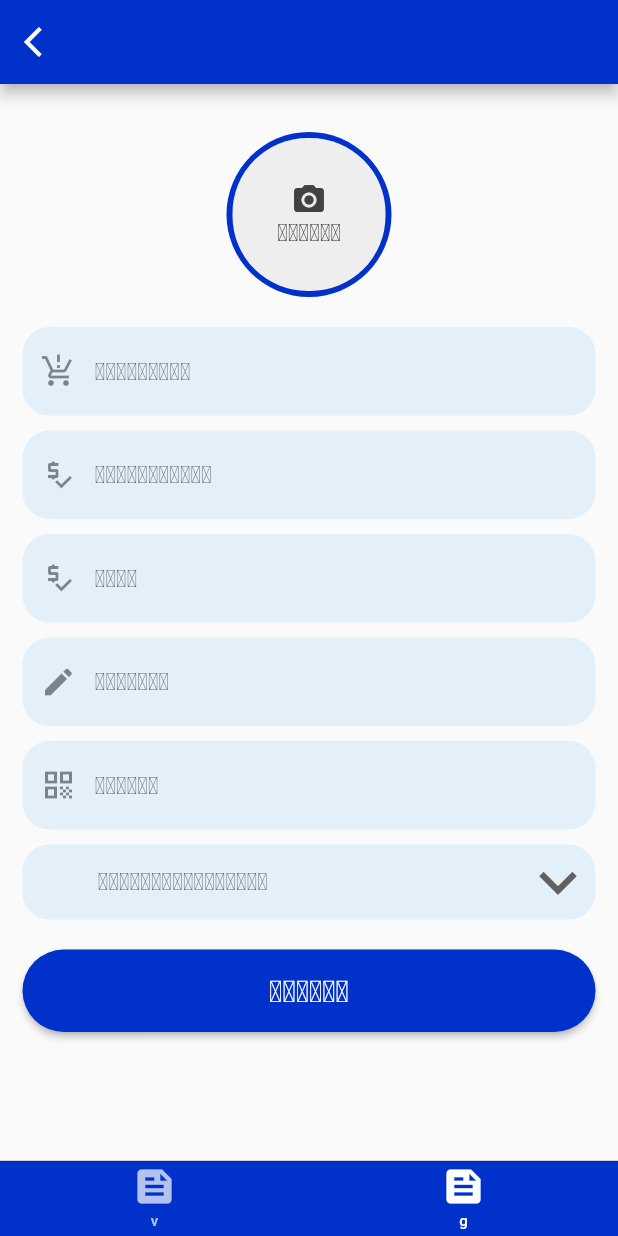
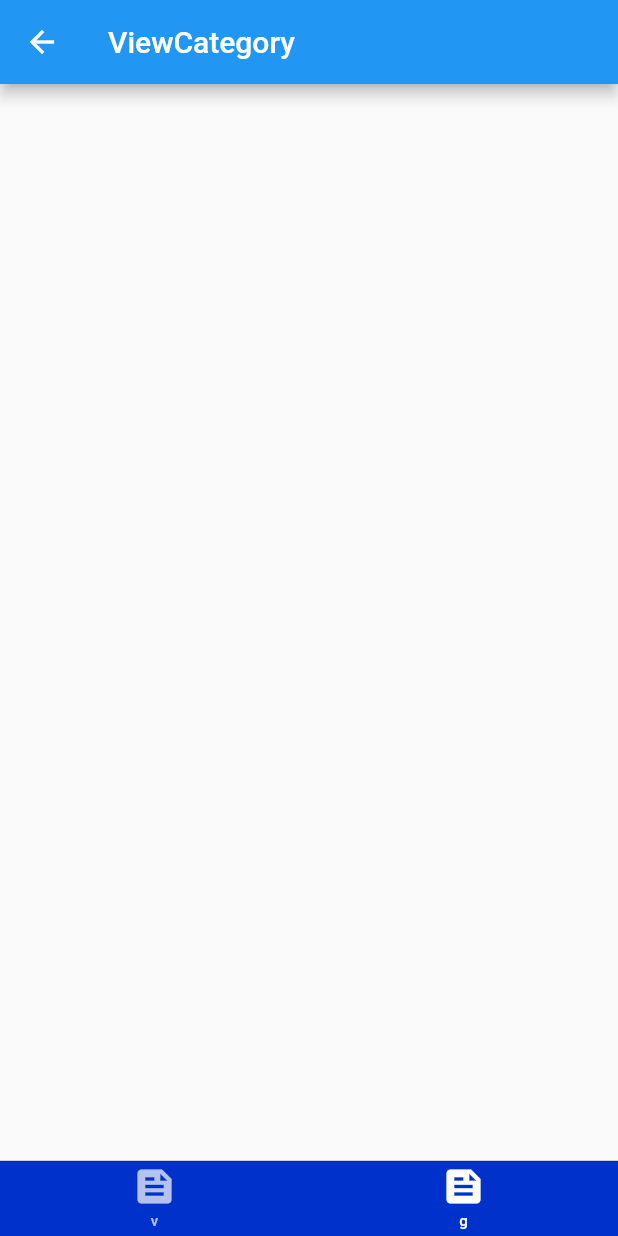
Before and after one commit to finalcccc/addmanee, a Flutter app: the ProductTypeTapbar screen opened by its route, item 2 of the bottom bar chosen, on a phone screen of 412 x 824 dp. Run offline on Flutter 3.47's test engine with Material 2 defaults, Android fonts, the light colour scheme and no system bars; our stand-ins replace cloud_firestore, firebase_auth, firebase_core, firebase_storage, fluttertoast, form_field_validator and 1 more; accounts and stored records are empty.

Commit message:
amnong update

```diff
--- a/lib/screen/product_add/appProduct.dart
+++ b/lib/screen/product_add/appProduct.dart
@@ -8,6 +8,7 @@ import 'package:untitled1/celement/elements.dart';
 import 'package:image_picker/image_picker.dart';
 import 'package:untitled1/model/product_data.dart';
 import 'package:untitled1/screen/registerEmployee.dart';
+import 'package:untitled1/screen/showDataFromFirebase/viewProduct.dart';
 
 import '../../model/employee_data.dart';
 
@@ -27,7 +28,7 @@ class _ProductAddTapbarState extends State<ProductAddTapbar> {
         icos2: Icons.feed,
         label2: 'g',
         tap1: const AddProduct(),
-        tap2: const AddProduct());
+        tap2: const ViewProduct());
   }
 }
 
--- a/lib/screen/product_add/category.dart
+++ b/lib/screen/product_add/category.dart
@@ -3,6 +3,7 @@
 import 'package:flutter/material.dart';
 import 'package:untitled1/celement/elements.dart';
 import 'package:untitled1/screen/product_add/appProduct.dart';
+import 'package:untitled1/screen/showDataFromFirebase/viewCategory.dart';
 
 class ProductTypeTapbar extends StatefulWidget {
   const ProductTypeTapbar({Key? key}) : super(key: key);
@@ -20,7 +21,7 @@ class _ProductTypeTapbarState extends State<ProductTypeTapbar> {
         icos2: Icons.feed,
         label2: 'g',
         tap1: const Category(),
-        tap2: const AddProduct());
+        tap2: const ViewCategory());
   }
 }
 
--- a/lib/screen/registerEmployee.dart
+++ b/lib/screen/registerEmployee.dart
@@ -9,6 +9,7 @@ import 'package:form_field_validator/form_field_validator.dart';
 import 'package:untitled1/celement/elements.dart';
 import 'package:firebase_core/firebase_core.dart';
 import 'package:untitled1/screen/product_add/appProduct.dart';
+import 'package:untitled1/screen/showDataFromFirebase/viewEmployee.dart';
 
 import '../model/employee_data.dart';
 
@@ -28,7 +29,7 @@ class _EmployeeTapbarState extends State<EmployeeTapbar> {
         icos2: Icons.feed,
         label2: 'g',
         tap1: const Register(),
-        tap2: const AddProduct());
+        tap2: const ViewEmployee());
   }
 }
 
--- /dev/null
+++ b/lib/screen/showDataFromFirebase/viewCategory.dart
@@ -0,0 +1,19 @@
+import 'package:flutter/material.dart';
+
+class ViewCategory extends StatefulWidget {
+  const ViewCategory({Key? key}) : super(key: key);
+
+  @override
+  State<ViewCategory> createState() => _ViewCategoryState();
+}
+
+class _ViewCategoryState extends State<ViewCategory> {
+  @override
+  Widget build(BuildContext context) {
+    return Scaffold(
+      appBar: AppBar(
+        title: const Text('ViewCategory'),
+      ),
+    );
+  }
+}
--- a/lib/screen/supplier_add.dart
+++ b/lib/screen/supplier_add.dart
@@ -6,6 +6,7 @@ import 'package:form_field_validator/form_field_validator.dart';
 import 'package:untitled1/celement/elements.dart';
 import 'package:untitled1/model/supplier_data.dart';
 import 'package:untitled1/screen/product_add/appProduct.dart';
+import 'package:untitled1/screen/showDataFromFirebase/viewSupplier.dart';
 
 class SupplierTapbar extends StatefulWidget {
   const SupplierTapbar({Key? key}) : super(key: key);
@@ -23,7 +24,7 @@ class _SupplierTapbarState extends State<SupplierTapbar> {
         icos2: Icons.feed,
         label2: 'g',
         tap1: const Supplier(),
-        tap2: const AddProduct());
+        tap2: const ViewSupplier());
   }
 }
 
```
Also changed, not shown: lib/screen/showDataFromFirebase/viewEmployee.dart (added, +19 -0 lines), lib/screen/showDataFromFirebase/viewProduct.dart (added, +19 -0 lines), lib/screen/showDataFromFirebase/viewSupplier.dart (added, +19 -0 lines).
